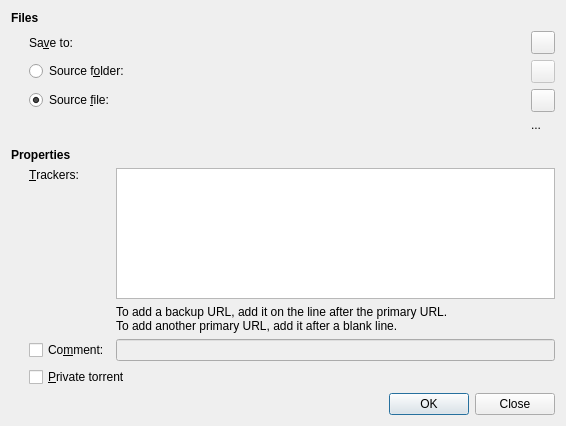
Above: qt/MakeDialog.ui from transmission/transmission before the change. Below: the same form after it.
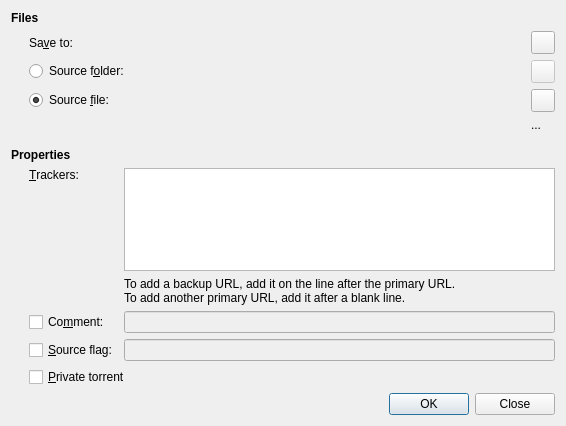
That is the form after the change. Custom widgets are drawn as their Qt base class.

Commit message: Add support for creating torrents with a source flag

Patch:
```diff
--- a/qt/MakeDialog.ui
+++ b/qt/MakeDialog.ui
@@ -157,7 +157,21 @@
        </property>
       </widget>
      </item>
-     <item row="3" column="0" colspan="2">
+     <item row="3" column="0">
+      <widget class="QCheckBox" name="sourceFlagCheck">
+       <property name="text">
+        <string>&amp;Source flag:</string>
+       </property>
+      </widget>
+     </item>
+     <item row="3" column="1">
+      <widget class="QLineEdit" name="sourceFlagEdit">
+       <property name="enabled">
+        <bool>false</bool>
+       </property>
+      </widget>
+     </item>
+     <item row="4" column="0" colspan="2">
       <widget class="QCheckBox" name="privateCheck">
        <property name="text">
         <string>&amp;Private torrent</string>
```
Left out of the diff: 16 changed lines with no effect on the pictures. The commit also changes 10 other files.
